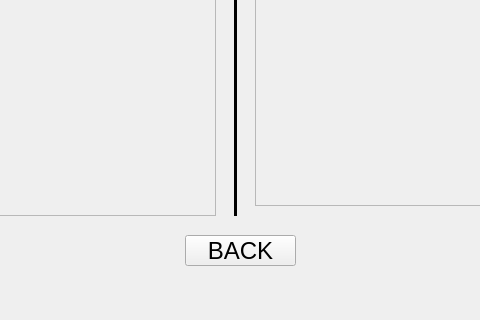
This is ProyectoMetodosNumericos/Ventanas/Historial.ui in jimmybanegas/ProyectoMetodosNumericos as Qt 5 draws it before an edit; both pictures show x 115 to 595 and y 245 to 565 of the 715 by 565 pixel window. The edited form follows.
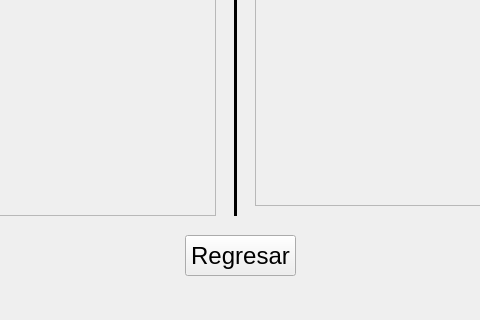
This is the edited form.

```diff
--- a/ProyectoMetodosNumericos/Ventanas/Historial.ui
+++ b/ProyectoMetodosNumericos/Ventanas/Historial.ui
@@ -119,7 +119,7 @@
       <x>300</x>
       <y>480</y>
       <width>111</width>
-      <height>31</height>
+      <height>41</height>
      </rect>
     </property>
     <property name="font">
@@ -128,7 +128,7 @@
      </font>
     </property>
     <property name="text">
-     <string>BACK</string>
+     <string>Regresar</string>
     </property>
    </widget>
   </widget>
```
Left out of the diff: 2 changed lines with no effect on the pictures.
